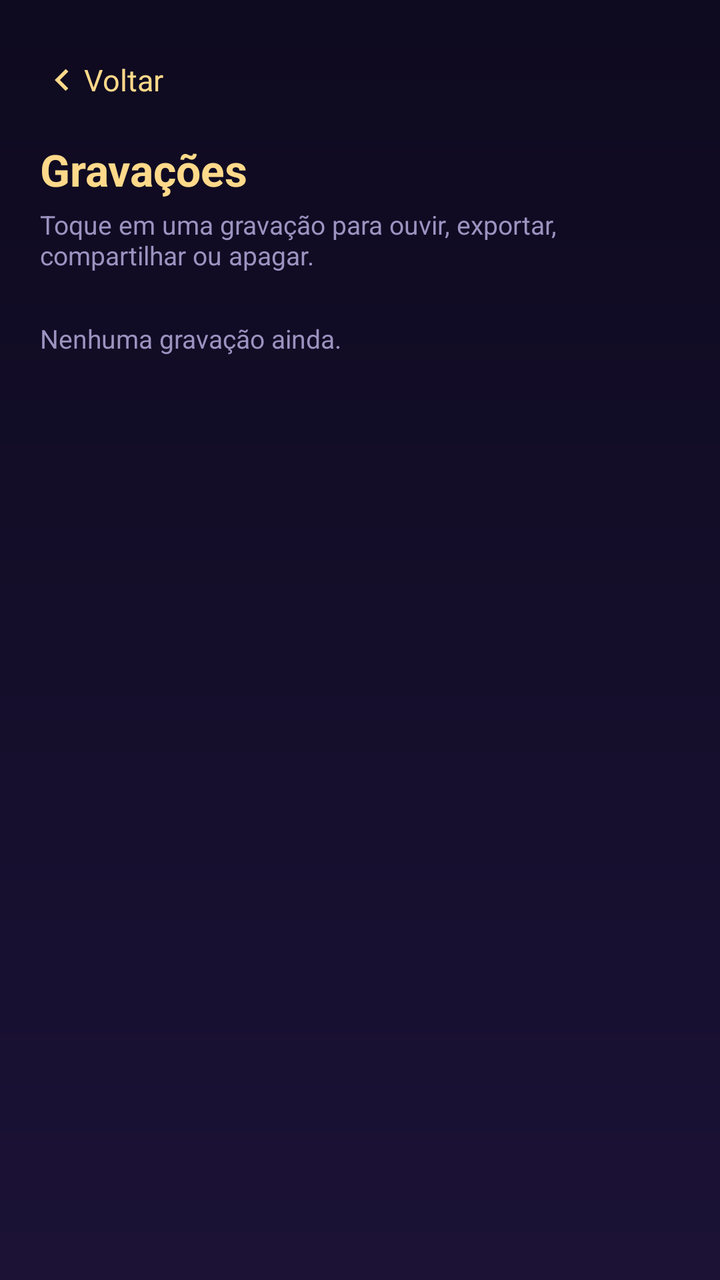
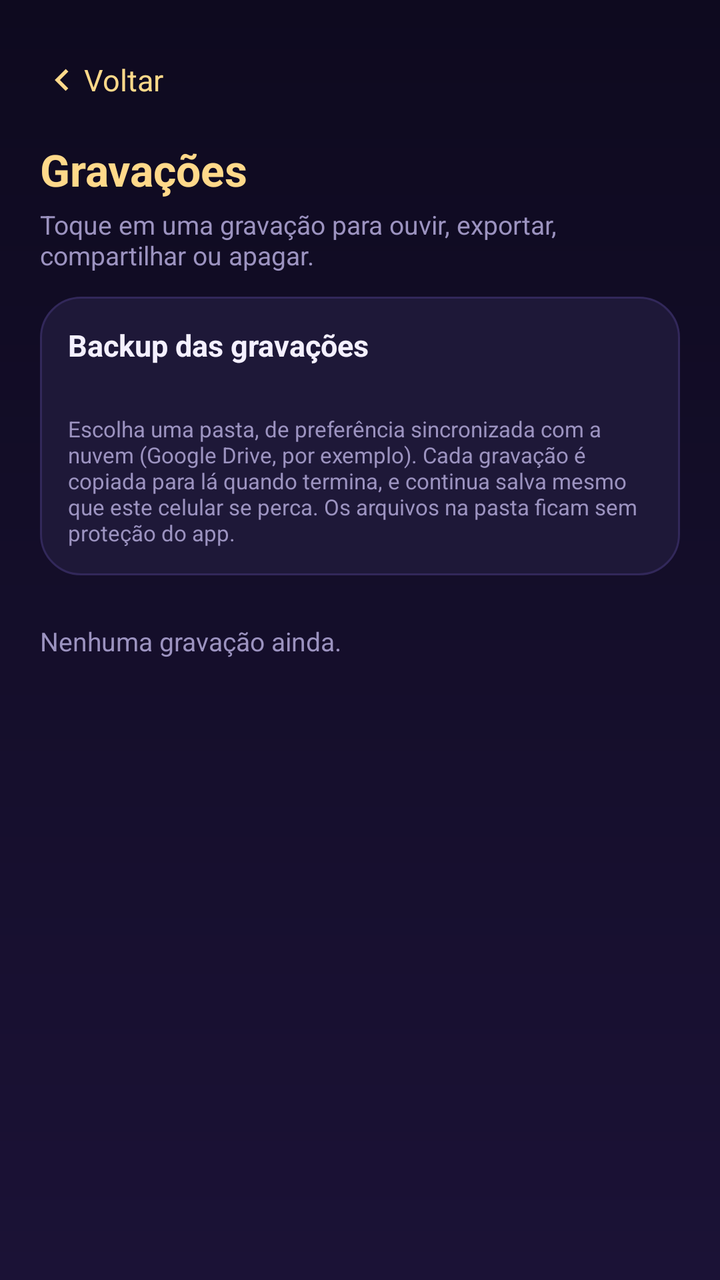

Compare the two renders of this Android layout. The source of the first and the diff that turns it into the second are given below.
<!-- AndroidManifest.xml: application theme Theme.Anote -->
<!-- res/layout/activity_recordings.xml -->
<?xml version="1.0" encoding="utf-8"?>
<LinearLayout xmlns:android="http://schemas.android.com/apk/res/android"
    android:layout_width="match_parent"
    android:layout_height="match_parent"
    android:background="@drawable/bg_dark_screen"
    android:orientation="vertical"
    android:padding="20dp">

    <LinearLayout
        android:id="@+id/btn_back"
        android:layout_width="wrap_content"
        android:layout_height="40dp"
        android:clickable="true"
        android:focusable="true"
        android:gravity="center_vertical"
        android:orientation="horizontal">

        <ImageView
            android:layout_width="22dp"
            android:layout_height="22dp"
            android:importantForAccessibility="no"
            android:src="@drawable/ic_chevron_left"
            android:tint="@color/amber" />

        <TextView
            android:layout_width="wrap_content"
            android:layout_height="wrap_content"
            android:text="@string/back"
            android:textColor="@color/amber"
            android:textSize="15sp" />
    </LinearLayout>

    <TextView
        android:layout_width="match_parent"
        android:layout_height="wrap_content"
        android:layout_marginTop="10dp"
        android:text="@string/recordings_title"
        android:textColor="@color/amber"
        android:textSize="22sp"
        android:textStyle="bold" />

    <TextView
        android:layout_width="match_parent"
        android:layout_height="wrap_content"
        android:layout_marginTop="4dp"
        android:text="@string/recordings_hint"
        android:textColor="@color/dark_muted"
        android:textSize="13sp" />

    <ScrollView
        android:layout_width="match_parent"
        android:layout_height="0dp"
        android:layout_marginTop="8dp"
        android:layout_weight="1">

        <LinearLayout
            android:layout_width="match_parent"
            android:layout_height="wrap_content"
            android:orientation="vertical">

            <LinearLayout
                android:id="@+id/recordings_list"
                android:layout_width="match_parent"
                android:layout_height="wrap_content"
                android:orientation="vertical" />

            <TextView
                android:id="@+id/tv_empty"
                android:layout_width="match_parent"
                android:layout_height="wrap_content"
                android:layout_marginTop="16dp"
                android:text="@string/recordings_empty"
                android:textColor="@color/dark_muted"
                android:textSize="13sp" />
        </LinearLayout>
    </ScrollView>
</LinearLayout>
<!-- resources referenced by this layout -->
<resources>
  <color name="amber">#FFD98A</color>
  <color name="dark_muted">#9C93C0</color>
  <!-- drawable bg_dark_screen (drawable) -->
  <?xml version="1.0" encoding="utf-8"?>
  <shape xmlns:android="http://schemas.android.com/apk/res/android" android:shape="rectangle">
      <gradient
          android:angle="270"
          android:endColor="@color/dark_bottom"
          android:startColor="@color/dark_top" />
  </shape>
  <!-- drawable ic_chevron_left (drawable) -->
  <?xml version="1.0" encoding="utf-8"?>
  <vector xmlns:android="http://schemas.android.com/apk/res/android"
      android:width="24dp"
      android:height="24dp"
      android:viewportWidth="24"
      android:viewportHeight="24">
      <path
          android:fillColor="#FFFFFF"
          android:pathData="M15.41,7.41L14,6l-6,6 6,6 1.41,-1.41L10.83,12z" />
  </vector>
  <string name="back">Voltar</string>
  <string name="recordings_empty">Nenhuma gravação ainda.</string>
  <string name="recordings_hint">Toque em uma gravação para ouvir, exportar, compartilhar ou apagar.</string>
  <string name="recordings_title">Gravações</string>
  <style name="Theme.Anote" parent="Theme.Material3.Light.NoActionBar">
          <item name="colorPrimary">@color/purple_primary</item>
          <item name="colorOnPrimary">@color/white</item>
          <item name="android:windowBackground">@drawable/bg_screen</item>
          <item name="android:statusBarColor">@color/bg_top</item>
          <item name="android:navigationBarColor">@color/bg_bottom</item>
          <item name="android:windowLightStatusBar">true</item>
          <item name="android:textColorPrimary">@color/ink</item>
      </style>
  <color name="dark_bottom">#1B1236</color>
  <color name="dark_top">#0E0A1F</color>
  <color name="purple_primary">#7C3AED</color>
  <color name="white">#FFFFFF</color>
  <!-- drawable bg_screen (drawable) -->
  <?xml version="1.0" encoding="utf-8"?>
  <shape xmlns:android="http://schemas.android.com/apk/res/android" android:shape="rectangle">
      <gradient
          android:angle="270"
          android:endColor="@color/bg_bottom"
          android:startColor="@color/bg_top" />
  </shape>
  <color name="bg_top">#FDF0FA</color>
  <color name="bg_bottom">#EFE7FF</color>
  <color name="ink">#1F1B3A</color>
</resources>

<!-- the commit's change to res/layout/activity_recordings.xml (unified diff, before → after) -->
@@ -47,6 +47,43 @@
         android:textColor="@color/dark_muted"
         android:textSize="13sp" />
 
+    <LinearLayout
+        android:id="@+id/card_backup"
+        android:layout_width="match_parent"
+        android:layout_height="wrap_content"
+        android:layout_marginTop="12dp"
+        android:background="@drawable/bg_dark_card"
+        android:clickable="true"
+        android:focusable="true"
+        android:foreground="?attr/selectableItemBackground"
+        android:orientation="vertical"
+        android:padding="14dp">
+
+        <TextView
+            android:layout_width="wrap_content"
+            android:layout_height="wrap_content"
+            android:text="@string/backup_title"
+            android:textColor="@color/dark_text"
+            android:textSize="15sp"
+            android:textStyle="bold" />
+
+        <TextView
+            android:id="@+id/tv_backup_status"
+            android:layout_width="wrap_content"
+            android:layout_height="wrap_content"
+            android:layout_marginTop="2dp"
+            android:textColor="@color/dark_muted"
+            android:textSize="12sp" />
+
+        <TextView
+            android:layout_width="wrap_content"
+            android:layout_height="wrap_content"
+            android:layout_marginTop="6dp"
+            android:text="@string/backup_explain"
+            android:textColor="@color/dark_muted"
+            android:textSize="11sp" />
+    </LinearLayout>
+
     <ScrollView
         android:layout_width="match_parent"
         android:layout_height="0dp"
<!-- resource entries referenced after the edit -->
@@ -2,6 +2,14 @@
 <resources>
   <color name="amber">#FFD98A</color>
   <color name="dark_muted">#9C93C0</color>
+  <color name="dark_text">#F4F0FF</color>
+  <!-- drawable bg_dark_card (drawable) -->
+  <?xml version="1.0" encoding="utf-8"?>
+  <shape xmlns:android="http://schemas.android.com/apk/res/android" android:shape="rectangle">
+      <solid android:color="@color/dark_card" />
+      <stroke android:width="1dp" android:color="@color/dark_stroke" />
+      <corners android:radius="20dp" />
+  </shape>
   <!-- drawable bg_dark_screen (drawable) -->
   <?xml version="1.0" encoding="utf-8"?>
   <shape xmlns:android="http://schemas.android.com/apk/res/android" android:shape="rectangle">
@@ -22,6 +30,8 @@
           android:pathData="M15.41,7.41L14,6l-6,6 6,6 1.41,-1.41L10.83,12z" />
   </vector>
   <string name="back">Voltar</string>
+  <string name="backup_explain">Escolha uma pasta, de preferência sincronizada com a nuvem (Google Drive, por exemplo). Cada gravação é copiada para lá quando termina, e continua salva mesmo que este celular se perca. Os arquivos na pasta ficam sem proteção do app.</string>
+  <string name="backup_title">Backup das gravações</string>
   <string name="recordings_empty">Nenhuma gravação ainda.</string>
   <string name="recordings_hint">Toque em uma gravação para ouvir, exportar, compartilhar ou apagar.</string>
   <string name="recordings_title">Gravações</string>
@@ -34,6 +44,8 @@
           <item name="android:windowLightStatusBar">true</item>
           <item name="android:textColorPrimary">@color/ink</item>
       </style>
+  <color name="dark_card">#1E1838</color>
+  <color name="dark_stroke">#32285A</color>
   <color name="dark_bottom">#1B1236</color>
   <color name="dark_top">#0E0A1F</color>
   <color name="purple_primary">#7C3AED</color>
